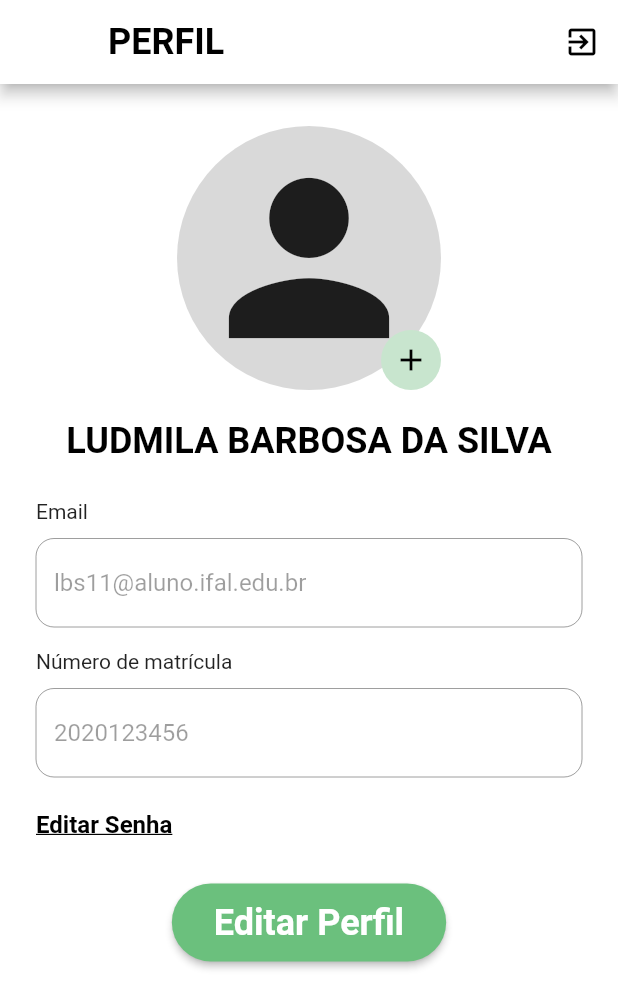
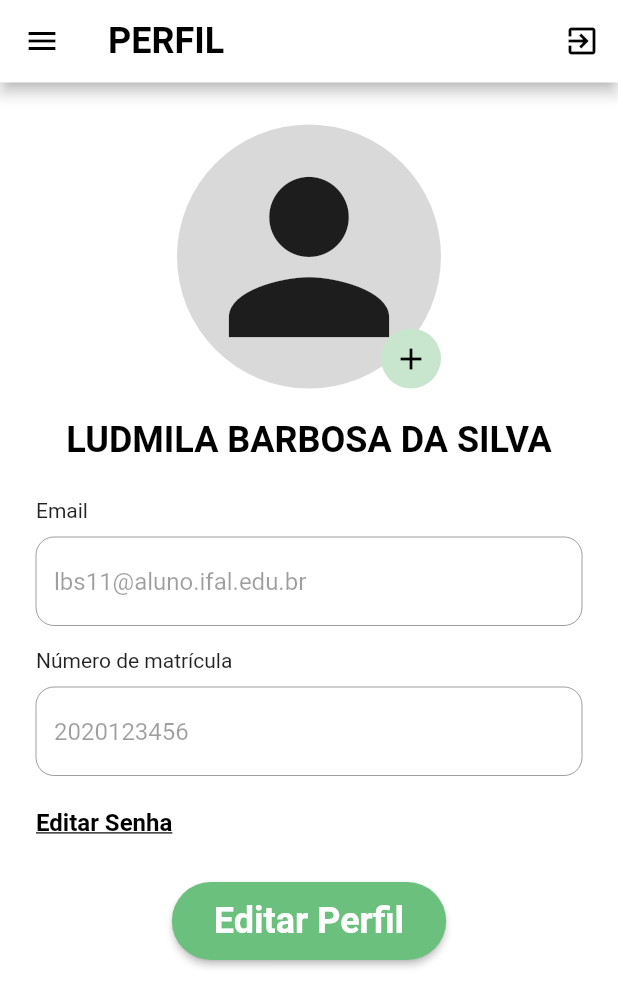
Before and after one commit to ludmilabss/App_prmo, a Flutter app: the PerfilMonitor screen opened directly, after a tap on "Editar Senha", after a tap on "Cancelar", on a phone screen of 412 x 824 dp. Shown: the top 1008 px of the screen. Run offline on Flutter 3.47's test engine with Material 2 defaults, Android fonts, the phone set to English and light mode, and no system bars; our stand-ins replace sqflite, table_calendar; accounts and stored records are empty; network calls fail.

Commit message:
Alterações no AppBar e na rota

```diff
--- a/lib/domain/btn_monitor.dart
+++ b/lib/domain/btn_monitor.dart
@@ -2,11 +2,11 @@ import 'package:flutter/cupertino.dart';
 
 class BtnMonitor {
  final String text;
-  final IconData icone;
-  final Widget classe;
+ final IconData icone;
+ final Widget classe;
 
  BtnMonitor({
-   required this.text,
+  required this.text,
   required this.icone,
   required this.classe,
  });
--- a/lib/domain/monitor.dart
+++ b/lib/domain/monitor.dart
@@ -5,7 +5,11 @@ class Monitor{
   late bool monitor;
 
 
-  Monitor({required this.email, required this.password, required this.name, required this.monitor});
+  Monitor({
+    required this.email,
+    required this.password,
+    required this.name,
+    required this.monitor});
 
   Monitor.fromJson(Map<String, dynamic> json) {
     email = json['email'];
--- a/lib/main.dart
+++ b/lib/main.dart
@@ -1,3 +1,4 @@
+import 'package:app_prmo/monitor_pages/home_monitor.dart';
 import 'package:app_prmo/pages/materias_page.dart';
 import 'package:app_prmo/pages/mural_page.dart';
 import 'package:app_prmo/pages/turmas_page.dart';
@@ -7,6 +8,6 @@ import 'pages/login_page.dart';
 void main() {
   runApp(const MaterialApp(
     debugShowCheckedModeBanner: false,
-    home: TurmasPage(),
+    home: HomeMonitor(),
   ));
 }
--- a/lib/pages/monitor_page.dart
+++ b/lib/monitor_pages/monitor_page.dart
@@ -1,7 +1,7 @@
 import 'package:app_prmo/widget/drawer.dart';
 import 'package:flutter/material.dart';
 
-import 'calendario_page.dart';
+import '../pages/calendario_page.dart';
 
 class TelaPage extends StatefulWidget {
   const TelaPage({Key? key}) : super(key: key);
--- a/lib/monitor_pages/perfil_m.dart
+++ b/lib/monitor_pages/perfil_m.dart
@@ -1,6 +1,7 @@
 import 'package:app_prmo/pages/login_page.dart';
 import 'package:flutter/material.dart';
 import '../pages/editarsenha_page.dart';
+import '../widget/appbar_widget.dart';
 import '../widget/drawer_m.dart';
 
 
@@ -29,29 +30,7 @@ class _PerfilMonitorState extends State<PerfilMonitor> {
     return Scaffold(
       backgroundColor: Colors.white,
       drawer: const DrawerWidget1(),
-      appBar: AppBar(
-        backgroundColor: Colors.white,
-        title: const Text(
-          'PERFIL',
-          style: TextStyle(
-              fontSize: 24, color: Colors.black, fontWeight: FontWeight.bold),
-        ),
-        actions: [
-          IconButton(
-              onPressed: () {Navigator.pushReplacement(context,
-                  MaterialPageRoute(
-                      builder: (context){
-                        return const LoginPage();
-                      }
-                  )
-              );
-              },
-              icon: const Icon(
-                Icons.exit_to_app,
-                color: Colors.black,
-              ))
-        ],
-      ),
+      appBar: const AppBarWidget(title: 'PERFIL'),
 
       body: Padding(
         padding: const EdgeInsets.all(8.0),
--- a/lib/pages/editarsenha_page.dart
+++ b/lib/pages/editarsenha_page.dart
@@ -90,7 +90,7 @@ class _EditarSenhaPageState extends State<EditarSenhaPage> {
 
                       ElevatedButton(
                         style: ElevatedButton.styleFrom(
-                          primary: const Color(0xFF6BC07D),
+                          backgroundColor: const Color(0xFF6BC07D),
                           shape: RoundedRectangleBorder(
                             borderRadius: BorderRadius.circular(32), // <-- Radius
                           ),
--- a/lib/pages/login_page.dart
+++ b/lib/pages/login_page.dart
@@ -126,7 +126,7 @@ class _LoginPageState extends State<LoginPage> {
                     const SizedBox(height: 36),
                     ElevatedButton(
                       style: ElevatedButton.styleFrom(
-                        primary: Colors.white,
+                        backgroundColor: Colors.white,
                         shape: RoundedRectangleBorder(
                           borderRadius: BorderRadius.circular(32), // <-- Radius
                         ),
--- a/lib/pages/materias_page.dart
+++ b/lib/pages/materias_page.dart
@@ -2,7 +2,7 @@ import 'package:app_prmo/pages/mural_page.dart';
 import 'package:app_prmo/widget/appbar_widget.dart';
 import 'package:app_prmo/widget/drawer.dart';
 import 'package:flutter/material.dart';
-import 'monitor_page.dart';
+import '../monitor_pages/monitor_page.dart';
 
 class MateriasPage extends StatefulWidget {
   const MateriasPage({Key? key}) : super(key: key);
--- a/lib/pages/perfil_page.dart
+++ b/lib/pages/perfil_page.dart
@@ -2,6 +2,7 @@ import 'package:app_prmo/pages/login_page.dart';
 import 'package:app_prmo/widget/drawer.dart';
 import 'package:flutter/material.dart';
 
+import '../widget/appbar_widget.dart';
 import 'editarsenha_page.dart';
 
 class PerfilPage extends StatefulWidget {
@@ -28,29 +29,7 @@ class _PerfilPageState extends State<PerfilPage> {
     return Scaffold(
       backgroundColor: Colors.white,
       drawer: const DrawerWidget(),
-      appBar: AppBar(
-        backgroundColor: Colors.white,
-        title: const Text(
-          'PERFIL',
-          style: TextStyle(
-              fontSize: 24, color: Colors.black, fontWeight: FontWeight.bold),
-        ),
-        actions: [
-          IconButton(
-              onPressed: () {Navigator.pushReplacement(context,
-                  MaterialPageRoute(
-                      builder: (context){
-                        return const LoginPage();
-                      }
-                  )
-              );
-              },
-              icon: const Icon(
-                Icons.exit_to_app,
-                color: Colors.black,
-              ))
-        ],
-      ),
+      appBar: const AppBarWidget(title: 'PERFIL'),
 
       body: Padding(
         padding: const EdgeInsets.all(8.0),
--- a/lib/widget/Turma.dart
+++ b/lib/widget/Turma.dart
@@ -19,7 +19,7 @@ class _CardTurmaState extends State<CardTurma> {
       children: [
       ElevatedButton(
         style: ElevatedButton.styleFrom(
-          primary: const Color(0xFF6BC07D),
+          backgroundColor: const Color(0xFF6BC07D),
           shape: RoundedRectangleBorder(
             borderRadius: BorderRadius.circular(16), // <-- Radius
         ),
--- a/lib/widget/btn_monitor.dart
+++ b/lib/widget/btn_monitor.dart
@@ -14,7 +14,7 @@ class _BtnMonitorHomeState extends State<BtnMonitorHome> {
   Widget build(BuildContext context) {
     return ElevatedButton(
       style: ElevatedButton.styleFrom(
-          primary: const Color(0xFF6BC07D),
+          backgroundColor: const Color(0xFF6BC07D),
           padding: const EdgeInsets.all(16),
       shape: RoundedRectangleBorder(
           borderRadius: BorderRadius.circular(32)
--- a/lib/widget/drawer_m.dart
+++ b/lib/widget/drawer_m.dart
@@ -1,4 +1,5 @@
 import 'package:app_prmo/monitor_pages/home_monitor.dart';
+import 'package:app_prmo/monitor_pages/perfil_m.dart';
 import 'package:app_prmo/pages/perfil_page.dart';
 import 'package:flutter/material.dart';
 import '../monitor_pages/atendimento_page.dart';
@@ -76,7 +77,7 @@ class _DrawerWidget1State extends State<DrawerWidget1> {
             onTap: () {
               Navigator.of(context).pop();
               Navigator.of(context).push(MaterialPageRoute(
-                  builder: (BuildContext context) => const PerfilPage()));
+                  builder: (BuildContext context) => const PerfilMonitor()));
             },
           ),
           const Divider(),
```
Also changed, not shown: lib/data/db_helper.dart (+5 -4 lines), lib/monitor_pages/atendimento_page.dart (+2 -11 lines), lib/monitor_pages/home_monitor.dart (+7 -2 lines), lib/pages/calendario_page.dart (+3 -10 lines), lib/pages/turmas_page.dart (+4 -17 lines), pubspec.lock, 1 other file.
